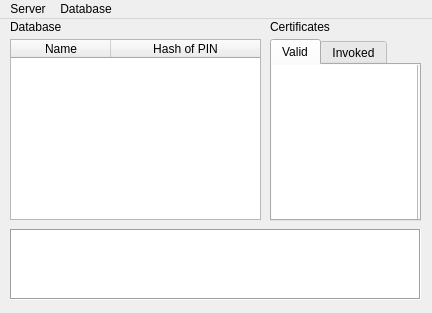
Qt form Server/server.ui (Jasyer/Praktikum) before a commit.
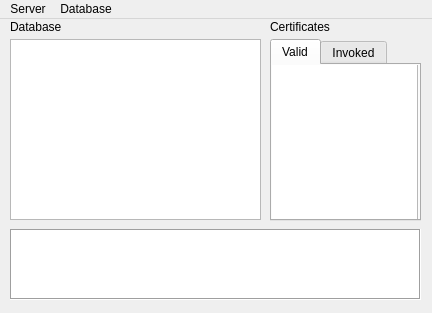
The same form after that commit.

```diff
--- a/Server/server.ui
+++ b/Server/server.ui
@@ -50,7 +50,7 @@
      <bool>false</bool>
     </property>
     <attribute name="horizontalHeaderVisible">
-     <bool>true</bool>
+     <bool>false</bool>
     </attribute>
     <attribute name="horizontalHeaderStretchLastSection">
      <bool>true</bool>
```
